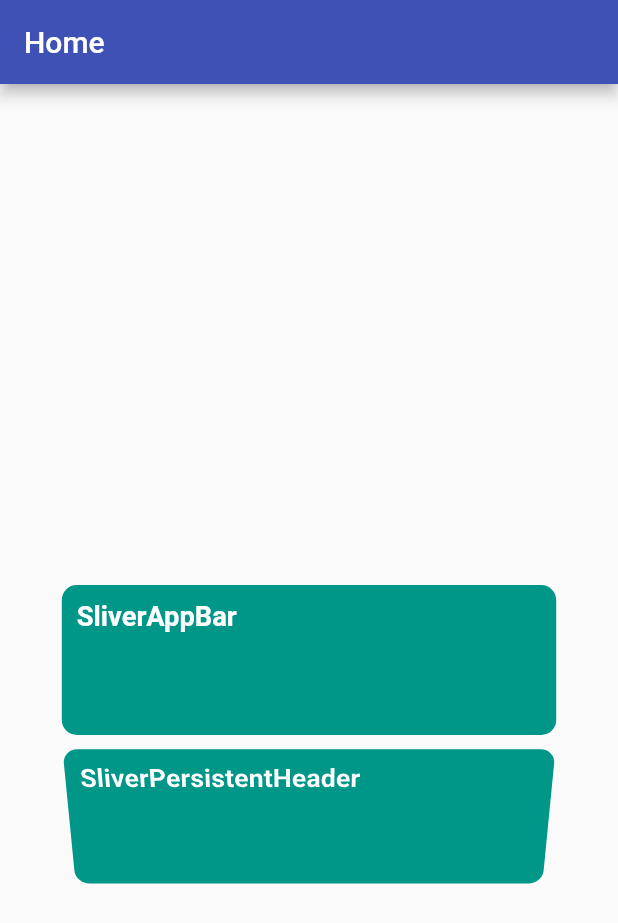
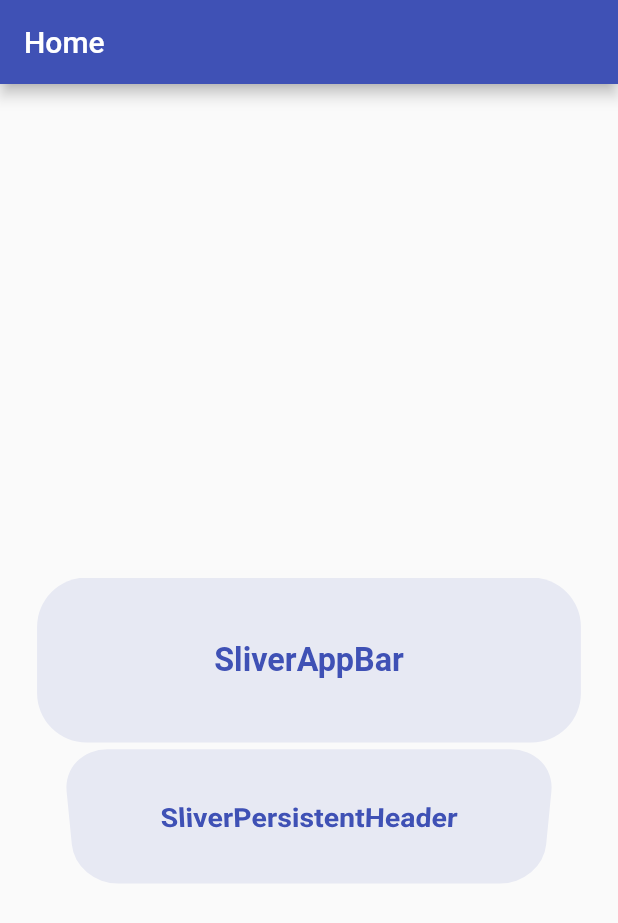
Before and after one commit to PabloBuisson/flutter_slivers, a Flutter app: the screen it shows after launch, on a phone screen of 412 x 824 dp. Shown: the top 923 px of the screen. Run offline on Flutter 3.47's test engine with Material 2 defaults, Android fonts, the phone set to English and light mode, and no system bars.

Commit message:
improve ListWheelScrollView design

```diff
--- a/lib/home_page.dart
+++ b/lib/home_page.dart
@@ -35,8 +35,8 @@ class _HomePageState extends State<HomePage> {
         child: ListWheelScrollView.useDelegate(
           itemExtent: 100.0, // pixel height of each child
           diameterRatio: 1.5, // diameter of the wheel
-          useMagnifier:
-          true, // define whether to use magnifier at the centre item of our wheel
+          magnification: 1.1, // loop effect on item at the center
+          useMagnifier: true, // define whether to use magnifier at the centre item of our wheel
           onSelectedItemChanged: (index) {
             setState(() {
               indexScreen = index;
@@ -48,15 +48,18 @@ class _HomePageState extends State<HomePage> {
               return Container(
                 width: MediaQuery.of(context).size.width * 0.8,
                 decoration: BoxDecoration(
-                  color: Colors.teal,
-                  borderRadius: BorderRadius.circular(10),
+                  color: Theme.of(context).primaryColor.withOpacity(0.1),
+                  borderRadius: BorderRadius.circular(30),
                 ),
                 padding: const EdgeInsets.all(10),
-                child: Text(
-                  sliversScreens[index].nameScreen,
-                  textScaleFactor: 1.3,
-                  style: TextStyle(
-                      color: Colors.white, fontWeight: FontWeight.bold),
+                child: Center(
+                  child: Text(
+                    sliversScreens[index].nameScreen,
+                    textScaleFactor: 1.4,
+                    style: TextStyle(
+                        color: Theme.of(context).primaryColor,
+                        fontWeight: FontWeight.bold),
+                  ),
                 ),
               );
             },
```
